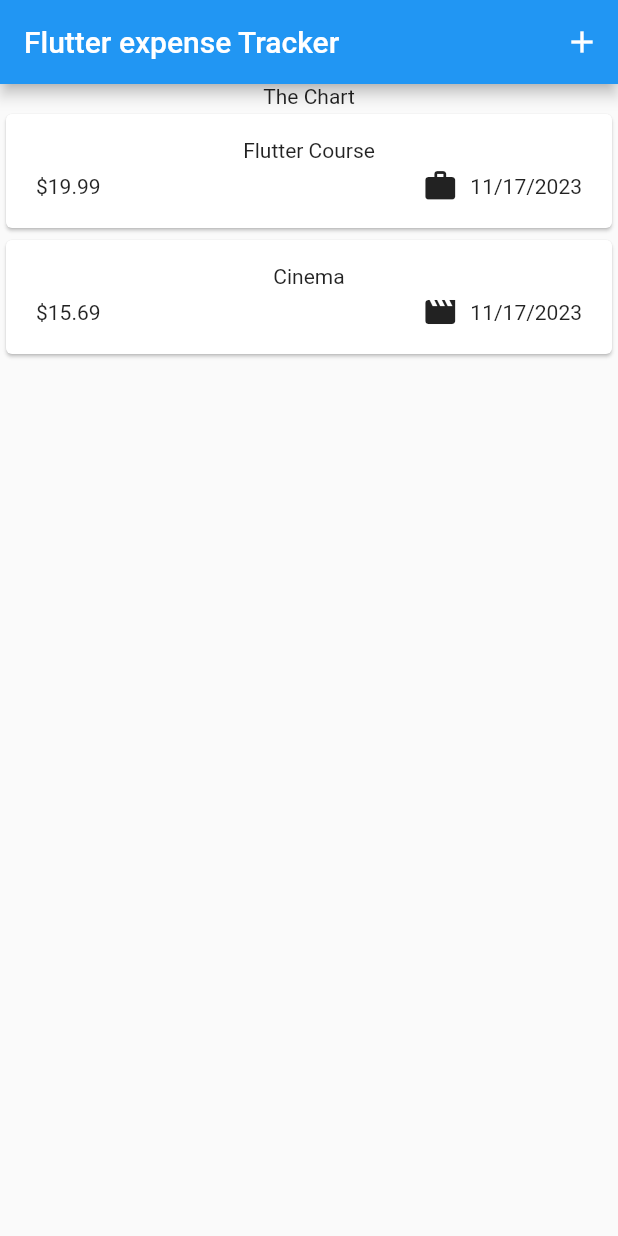
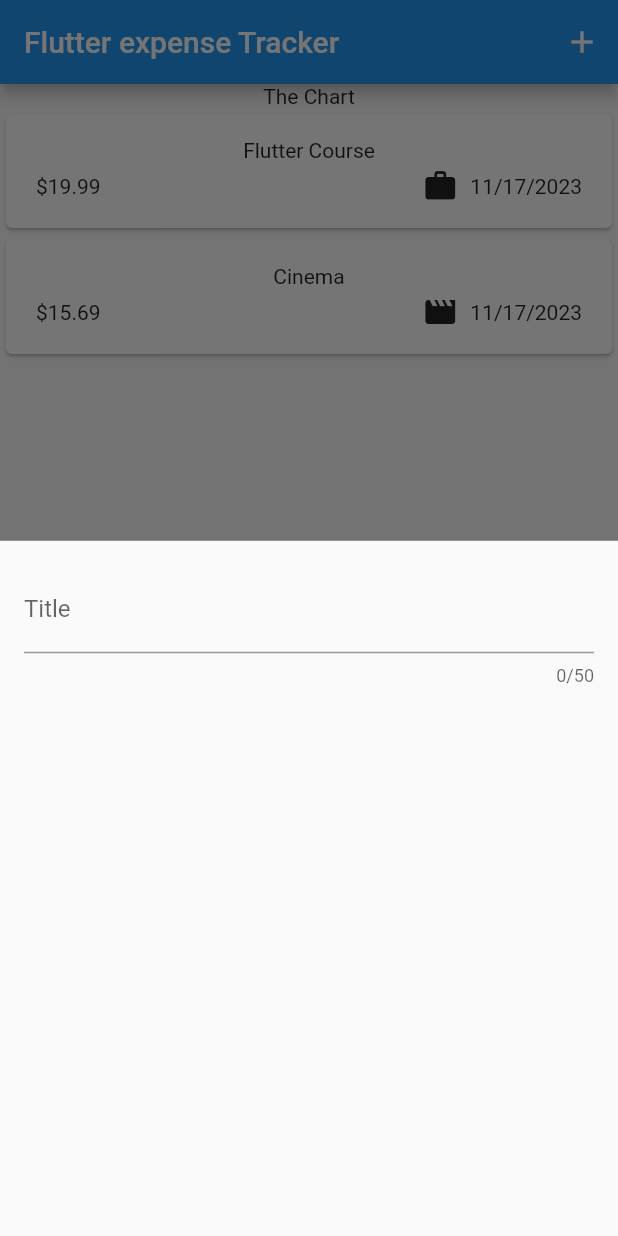
Before and after one commit to ayoline/expense_tracker_app, a Flutter app: the screen it shows after launch, after a tap on the "add" icon, on a phone screen of 412 x 824 dp. Run offline on Flutter 3.47's test engine with Material 2 defaults, Android fonts, the phone set to English and light mode, and no system bars.

```diff
--- a/lib/widgets/expenses.dart
+++ b/lib/widgets/expenses.dart
@@ -1,3 +1,4 @@
+import 'package:expense_tracker_app/widgets/new_expense.dart';
 import 'package:flutter/material.dart';
 
 import 'expenses_list/expenses_list.dart';
@@ -26,6 +27,13 @@ class _ExpensesState extends State<Expenses> {
     )
   ];
 
+  void _openAddExpenseOverlay() {
+    showModalBottomSheet(
+      context: context,
+      builder: (ctx) => const NewExpense(),
+    );
+  }
+
   @override
   Widget build(BuildContext context) {
     return Scaffold(
@@ -33,7 +41,7 @@ class _ExpensesState extends State<Expenses> {
         title: const Text('Flutter expense Tracker'),
         actions: [
           IconButton(
-            onPressed: () {},
+            onPressed: _openAddExpenseOverlay,
             icon: const Icon(Icons.add),
           )
         ],
--- /dev/null
+++ b/lib/widgets/new_expense.dart
@@ -0,0 +1,25 @@
+import 'package:flutter/material.dart';
+
+class NewExpense extends StatefulWidget {
+  const NewExpense({super.key});
+
+  @override
+  State<NewExpense> createState() => _NewExpenseState();
+}
+
+class _NewExpenseState extends State<NewExpense> {
+  @override
+  Widget build(BuildContext context) {
+    return const Padding(
+      padding: EdgeInsets.all(16),
+      child: Column(children: [
+        TextField(
+          maxLength: 50,
+          decoration: InputDecoration(
+            label: Text('Title'),
+          ),
+        ),
+      ]),
+    );
+  }
+}
```
